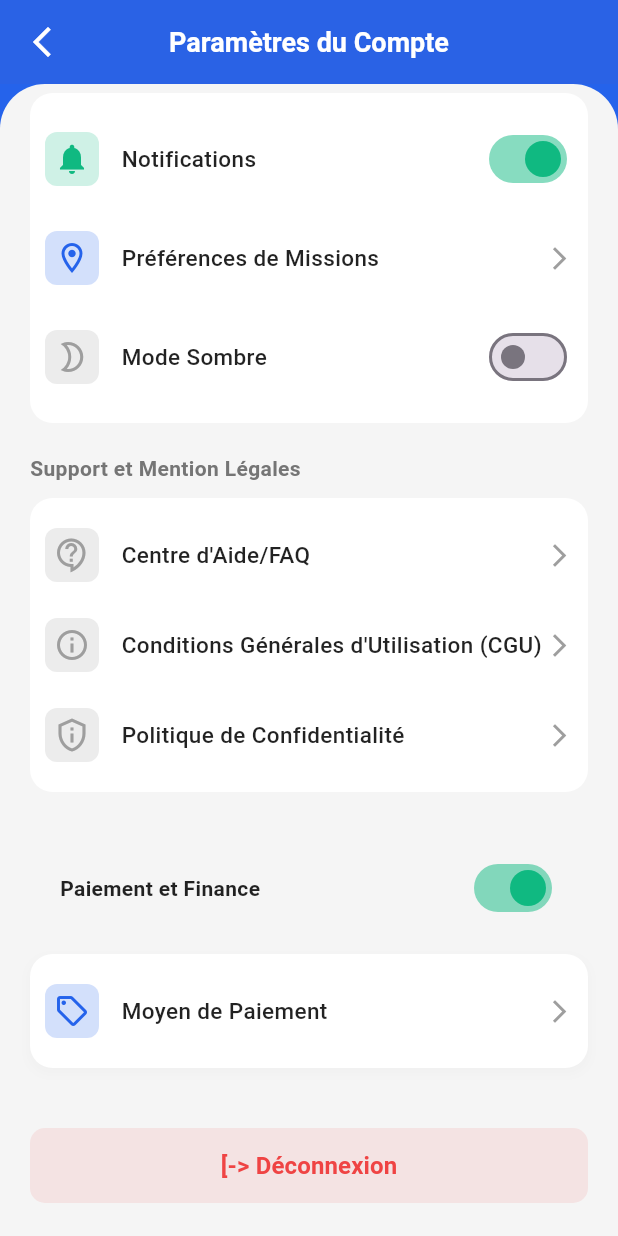
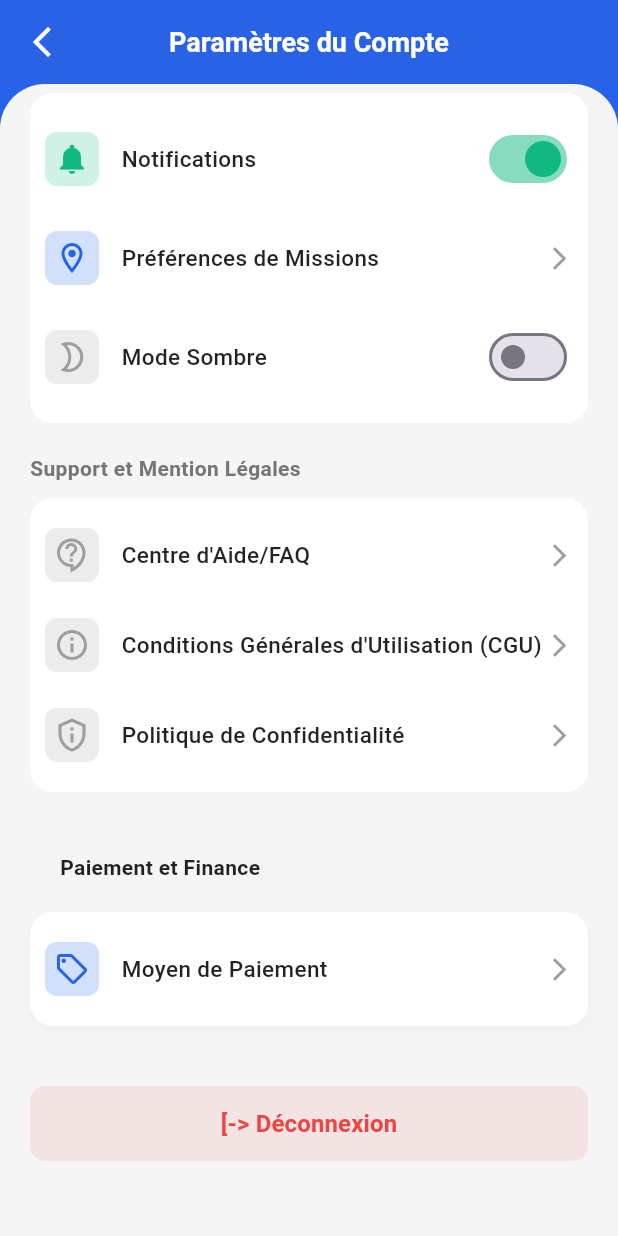
Before and after one commit to Tji-Teliman/tji_teliman_mobile, a Flutter app: the screen it shows after launch, scrolled down 290 dp, on a phone screen of 412 x 824 dp. Run offline on Flutter 3.47's test engine with Material 3 defaults, Android fonts, the light colour scheme and no system bars; our stand-ins replace google_fonts, google_maps_flutter.

Commit message:
feat: ajout de modification de la page parametre

```diff
--- a/lib/screens/screens_jeunes/parametre.dart
+++ b/lib/screens/screens_jeunes/parametre.dart
@@ -12,6 +12,18 @@ class ThemeManager with ChangeNotifier {
   }
 }
 
+// --- NOUVEAU: Gestionnaire d'état pour les notifications ---
+class NotificationManager with ChangeNotifier {
+  bool _notificationsEnabled = true; // Par défaut : activé
+
+  bool get notificationsEnabled => _notificationsEnabled;
+
+  void toggleNotifications(bool newValue) {
+    _notificationsEnabled = newValue;
+    notifyListeners();
+  }
+}
+
 
 class Parametre extends StatefulWidget {
   const Parametre({super.key});
@@ -22,17 +34,21 @@ class Parametre extends StatefulWidget {
 
 class _MyAppState extends State<Parametre> {
   final ThemeManager _themeManager = ThemeManager();
+  final NotificationManager _notificationManager = NotificationManager(); // NOUVEAU MANAGER
 
   @override
   void initState() {
     super.initState();
     // Écouter les changements du thème
     _themeManager.addListener(_onThemeChanged);
+    // Écouter les changements des notifications
+    _notificationManager.addListener(_onNotificationsChanged);
   }
 
   @override
   void dispose() {
     _themeManager.removeListener(_onThemeChanged);
+    _notificationManager.removeListener(_onNotificationsChanged);
     super.dispose();
   }
 
@@ -40,6 +56,12 @@ class _MyAppState extends State<Parametre> {
     // Rebuild l'application lorsque le thème change
     setState(() {});
   }
+
+  void _onNotificationsChanged() {
+    // Rebuild l'application lorsque les notifications changent
+    setState(() {});
+  }
+
 
   @override
   Widget build(BuildContext context) {
@@ -59,8 +81,11 @@ class _MyAppState extends State<Parametre> {
         scaffoldBackgroundColor: const Color(0xFF121212), // Fond sombre
       ),
       themeMode: _themeManager.themeMode,
-      // Passer le gestionnaire de thème à SettingsScreen
-      home: SettingsScreen(themeManager: _themeManager),
+      // Passer les gestionnaires à SettingsScreen
+      home: SettingsScreen(
+        themeManager: _themeManager,
+        notificationManager: _notificationManager, // PASSAGE DU NOUVEAU MANAGER
+      ),
       debugShowCheckedModeBanner: false,
     );
   }
@@ -94,7 +119,13 @@ class SettingItem {
 
 class SettingsScreen extends StatelessWidget {
   final ThemeManager themeManager;
-  const SettingsScreen({super.key, required this.themeManager});
+  final NotificationManager notificationManager; // NOUVELLE PROPRIÉTÉ
+
+  const SettingsScreen({
+    super.key,
+    required this.themeManager,
+    required this.notificationManager,
+  });
 
   // Fonction pour afficher un message à la place d'une navigation réelle
   void _handleTap(BuildContext context, String title) {
@@ -109,6 +140,7 @@ class SettingsScreen extends StatelessWidget {
   // Liste des sections de paramètres
   List<Map<String, dynamic>> getSettingSections(BuildContext context) {
     final bool isDarkMode = themeManager.themeMode == ThemeMode.dark;
+    final bool areNotificationsEnabled = notificationManager.notificationsEnabled; // NOUVEL ÉTAT
 
     // La couleur de l'icône du mode sombre dépend de l'état du mode sombre
     final Color modeSombreIconColor = isDarkMode ? Colors.yellow.shade700 : Colors.grey;
@@ -140,15 +172,17 @@ class SettingsScreen extends StatelessWidget {
       {
         'header': 'Préférences de l\'Application',
         'items': [
-          const SettingItem(
+          // --- MISE À JOUR de l'élément Notifications ---
+          SettingItem(
             icon: Icons.notifications,
             title: 'Notifications',
             iconColor: customGreen,
             isNavigation: false,
             key: 'notifications',
             trailingWidget: SwitchWidget(
-              initialValue: true,
+              initialValue: areNotificationsEnabled,
               activeColor: customGreen,
+              onChanged: (value) => notificationManager.toggleNotifications(value),
             ),
           ),
           const SettingItem(
@@ -227,10 +261,7 @@ class SettingsScreen extends StatelessWidget {
               color: isDarkMode ? Colors.white70 : Colors.black87,
             ),
           ),
-          const SwitchWidget(
-            initialValue: true, // Le switch général est activé dans le design
-            activeColor: customGreen,
-          ),
+          // Suppression du SwitchWidget ici, comme demandé.
         ],
       ),
     );
@@ -289,7 +320,7 @@ class SettingsScreen extends StatelessWidget {
                     const SizedBox(height: 20),
 
                     // --- Section Paiement et Finance spécifique avec le Switch en entête ---
-                    _buildPaymentToggle(context), // Le switch général est ici
+                    _buildPaymentToggle(context), // Le titre est ici
                     SettingSection(
                       header: '', // Pas de titre car le titre est dans le toggle
                       items: settingSections.firstWhere((s) => s['header'] == 'Paiement et Finance')['items'],
@@ -507,7 +538,7 @@ class _SwitchWidgetState extends State<SwitchWidget> {
     _value = widget.initialValue;
   }
 
-  // Mettre à jour l'état si l'initialValue change (nécessaire pour le mode sombre)
+  // Mettre à jour l'état si l'initialValue change (nécessaire pour le mode sombre et les notifications)
   @override
   void didUpdateWidget(covariant SwitchWidget oldWidget) {
     super.didUpdateWidget(oldWidget);
@@ -527,7 +558,7 @@ class _SwitchWidgetState extends State<SwitchWidget> {
         if (widget.onChanged != null) {
           widget.onChanged!(newValue);
         } else {
-           // Logique de changement par défaut (pour les notifications, etc.)
+           // Logique de changement par défaut (pour les autres switches)
           ScaffoldMessenger.of(context).showSnackBar(
             SnackBar(
               content: Text("Changement de l'état : ${newValue ? 'Activé' : 'Désactivé'}"),
```
